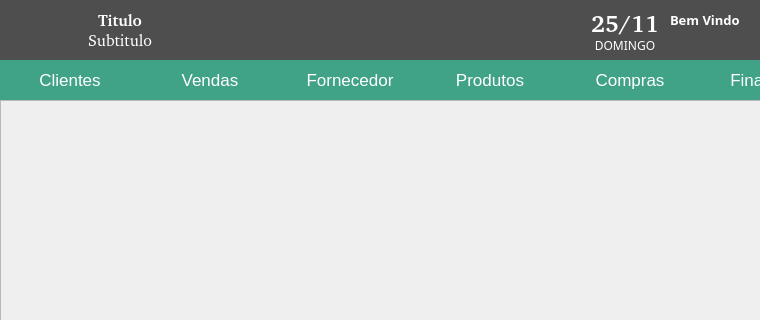
Qt form controle_estoque/UI_Files/main.ui (andrersp/controleEstoque) before a commit; both pictures show x 0 to 760 and y 0 to 320 of the 1000 by 700 pixel window.
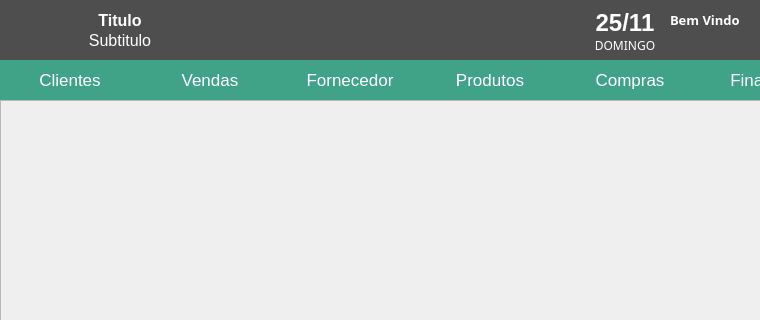
The same form after that commit. Icons and pictures are not drawn.

```diff
--- a/controle_estoque/UI_Files/main.ui
+++ b/controle_estoque/UI_Files/main.ui
@@ -80,7 +80,7 @@
      </property>
      <property name="font">
       <font>
-       <family>Arial [Mono]</family>
+       <family>Arial</family>
        <pointsize>18</pointsize>
        <weight>75</weight>
        <bold>true</bold>
@@ -171,7 +171,7 @@
      </property>
      <property name="font">
       <font>
-       <family>Arial [Mono]</family>
+       <family>Arial</family>
        <pointsize>12</pointsize>
        <weight>75</weight>
        <bold>true</bold>
@@ -198,7 +198,7 @@
      </property>
      <property name="font">
       <font>
-       <family>Arial [Mono]</family>
+       <family>Arial</family>
        <pointsize>12</pointsize>
       </font>
      </property>
```
